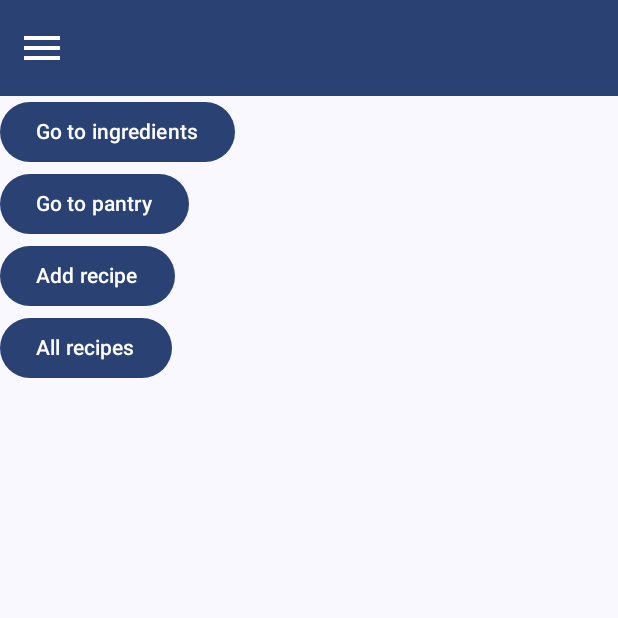
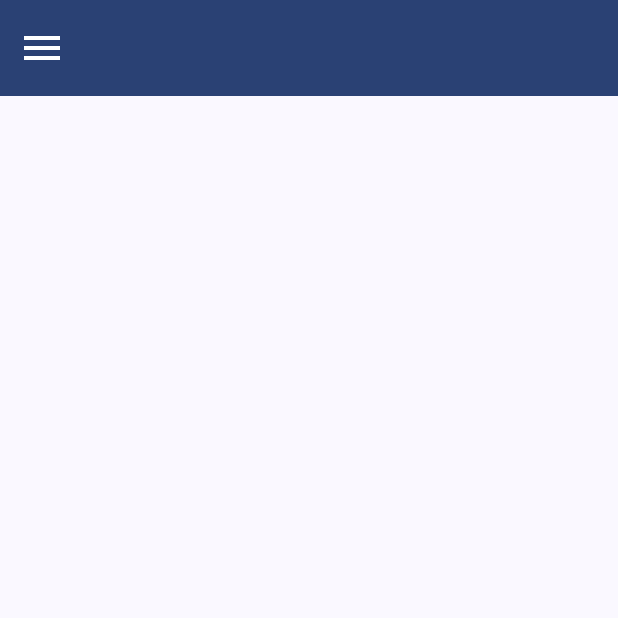
Before and after one commit to DoggyDoggyDoggy/WhatToCookWith, an Android app built with Jetpack Compose: the screen it shows after launch (MainActivity), on a phone screen of 412 x 824 dp, the top half of it. Run offline under Robolectric (Android 15) with nearby library versions, the phone set to English and light mode, and no system bars; our stand-ins replace Dagger/Hilt's generated code.

Commit message:
Refactor: Clean up HomeScreen by removing test buttons
This commit removes several temporary `Button` composables from the `HomeScreen` that were used for navigation during development.

Specifically, the buttons for navigating to the "Ingredients", "Pantry", and "Add Recipe" screens have been removed. The remaining button for "All recipes" has been commented out, cleaning up the UI for this screen.

```diff
--- a/app/src/main/java/diomaxius/whattocookwith/ui/screen/home/HomeScreen.kt
+++ b/app/src/main/java/diomaxius/whattocookwith/ui/screen/home/HomeScreen.kt
@@ -59,16 +59,12 @@ fun Content(
     Column(
         modifier = modifier
     ) {
-        Button(
-            onClick = {
-                navHostController.navigate(NavScreen.Ingredients.route) {
-                    launchSingleTop = true
-                }
-            }
-        ) {
-            Text("Go to ingredients")
-        }
-        Button(
+
+    }
+}
+
+/*
+Button(
             onClick = {
                 navHostController.navigate(NavScreen.Pantry.route) {
                     launchSingleTop = true
@@ -79,15 +75,6 @@ fun Content(
         }
         Button(
             onClick = {
-                navHostController.navigate(NavScreen.AddRecipe.route) {
-                    launchSingleTop = true
-                }
-            }
-        ) {
-            Text("Add recipe")
-        }
-        Button(
-            onClick = {
                 navHostController.navigate(NavScreen.AllRecipes.route) {
                     launchSingleTop = true
                 }
@@ -95,5 +82,4 @@ fun Content(
         ) {
             Text("All recipes")
         }
-    }
-}
+ */
```
